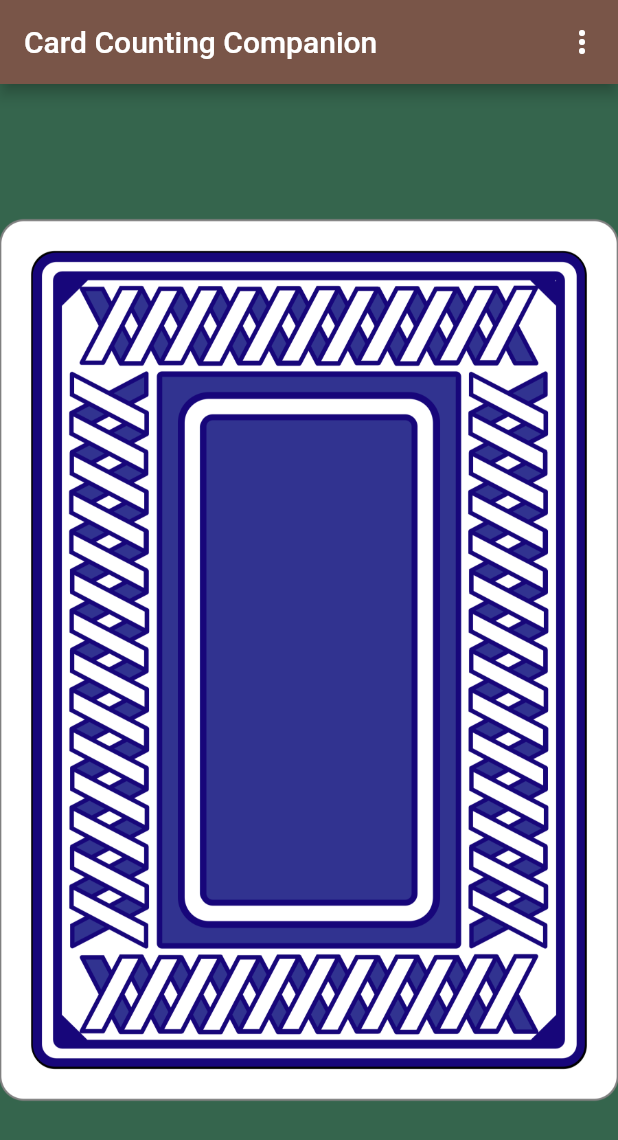
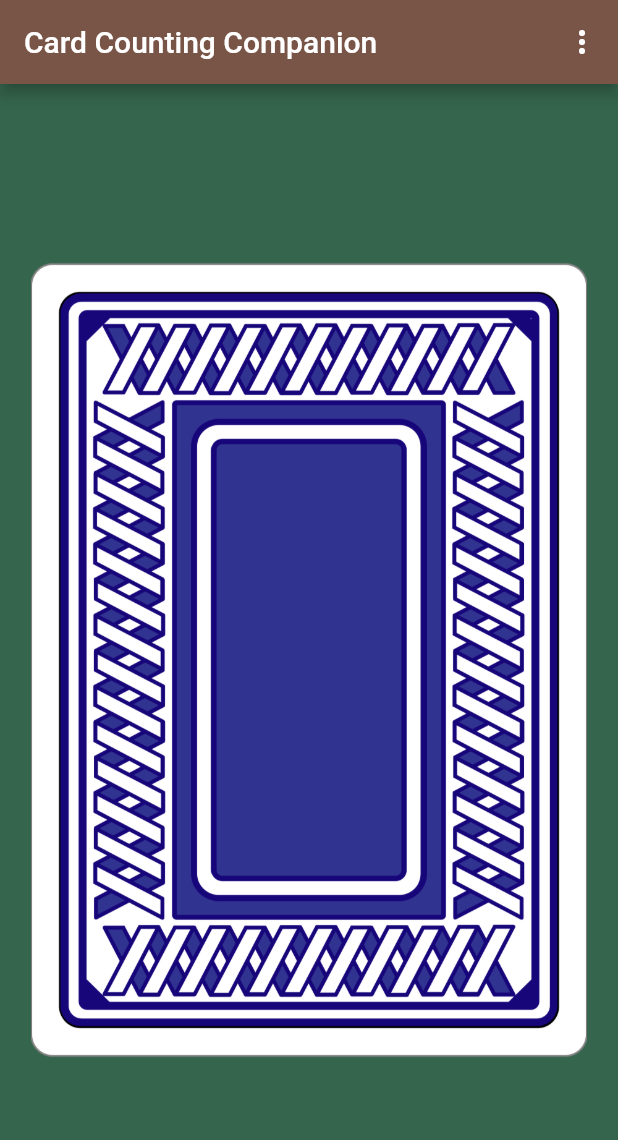
Before and after one commit to Decryptic/card_counting_companion, a Flutter app: the screen it shows after launch, on a phone screen of 412 x 824 dp. Shown: the top 1140 px of the screen. Run offline on Flutter 3.47's test engine with Material 2 defaults, Android fonts, the light colour scheme and no system bars; statements that could not run were skipped.

Commit message:
added horizontal padding to card

```diff
--- a/lib/main.dart
+++ b/lib/main.dart
@@ -127,6 +127,12 @@ class _MyHomePageState extends State<MyHomePage> {
         ],
       ),
       body: Center(
+        child: Row(
+          mainAxisAlignment: MainAxisAlignment.center,
+          children: <Widget>[
+            const Spacer(),
+            Expanded(
+              flex: 18,
               child: Column(
                 mainAxisAlignment: MainAxisAlignment.center,
                 children: <Widget>[
@@ -153,6 +159,10 @@ class _MyHomePageState extends State<MyHomePage> {
                 ],
               ),
             ),
+            const Spacer(),
+          ],
+        ),
+      ),
     );
   }
 }
```
Lines whose indentation alone changed are shown as unchanged.
